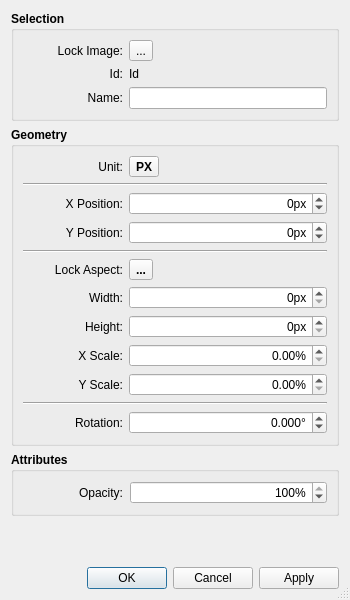
FashionFreedom/Seamly2D, file src/libs/tools/images/image_dialog.ui: the form before one commit.
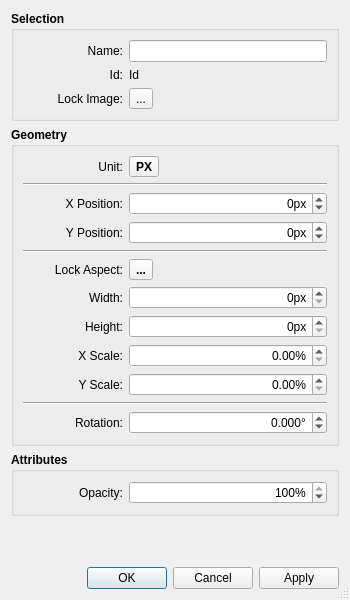
The form after the commit. Icons and pictures are not drawn.

The edit to the form file:
```diff
--- a/src/libs/tools/images/image_dialog.ui
+++ b/src/libs/tools/images/image_dialog.ui
@@ -70,16 +70,8 @@
      <property name="title">
       <string>Selection</string>
      </property>
-     <layout class="QVBoxLayout" name="verticalLayout_5">
-      <item>
-       <layout class="QFormLayout" name="formLayout_2">
-        <property name="labelAlignment">
-         <set>Qt::AlignBottom|Qt::AlignRight|Qt::AlignTrailing</set>
-        </property>
-        <property name="formAlignment">
-         <set>Qt::AlignLeading|Qt::AlignLeft|Qt::AlignVCenter</set>
-        </property>
-        <item row="1" column="0">
+     <layout class="QFormLayout" name="formLayout">
+      <item row="3" column="0">
          <widget class="QLabel" name="id_Label">
           <property name="sizePolicy">
            <sizepolicy hsizetype="Fixed" vsizetype="Preferred">
@@ -107,7 +99,7 @@
           </property>
          </widget>
         </item>
-        <item row="1" column="1">
+      <item row="3" column="1">
          <widget class="QLabel" name="idText_Label">
           <property name="sizePolicy">
            <sizepolicy hsizetype="Preferred" vsizetype="Fixed">
@@ -132,7 +124,7 @@
           </property>
          </widget>
         </item>
-        <item row="2" column="0">
+      <item row="1" column="0">
          <widget class="QLabel" name="name_Label">
           <property name="sizePolicy">
            <sizepolicy hsizetype="Fixed" vsizetype="Preferred">
@@ -166,7 +158,16 @@
           </property>
          </widget>
         </item>
-        <item row="0" column="0">
+      <item row="1" column="1">
+       <widget class="QLineEdit" name="name_LineEdit">
+        <property name="font">
+         <font>
+          <bold>false</bold>
+         </font>
+        </property>
+       </widget>
+      </item>
+      <item row="4" column="0">
          <widget class="QLabel" name="lockImage_Label">
           <property name="sizePolicy">
            <sizepolicy hsizetype="Fixed" vsizetype="Preferred">
@@ -194,7 +195,7 @@
           </property>
          </widget>
         </item>
-        <item row="0" column="1">
+      <item row="4" column="1">
          <widget class="QToolButton" name="lockImage_ToolButton">
           <property name="font">
            <font>
@@ -232,20 +233,6 @@
           </property>
          </widget>
         </item>
-        <item row="2" column="1">
-         <widget class="QLineEdit" name="name_LineEdit">
-          <property name="font">
-           <font>
-            <bold>false</bold>
-           </font>
-          </property>
-         </widget>
-        </item>
-       </layout>
-      </item>
-      <item>
-       <layout class="QHBoxLayout" name="horizontalLayout_3"/>
-      </item>
      </layout>
     </widget>
    </item>
@@ -610,15 +597,7 @@
        </layout>
       </item>
       <item>
-       <layout class="QVBoxLayout" name="verticalLayout_4">
-        <item>
-         <layout class="QFormLayout" name="formLayout_5">
-          <property name="labelAlignment">
-           <set>Qt::AlignBottom|Qt::AlignRight|Qt::AlignTrailing</set>
-          </property>
-          <property name="formAlignment">
-           <set>Qt::AlignLeading|Qt::AlignLeft|Qt::AlignVCenter</set>
-          </property>
+       <layout class="QFormLayout" name="formLayout_2">
           <item row="0" column="0">
            <widget class="QLabel" name="width_Label">
             <property name="sizePolicy">
@@ -883,8 +862,6 @@
           </item>
          </layout>
         </item>
-       </layout>
-      </item>
       <item>
        <widget class="Line" name="line_2">
         <property name="orientation">
@@ -985,18 +962,7 @@
      <property name="title">
       <string>Attributes</string>
      </property>
-     <layout class="QVBoxLayout" name="verticalLayout_2">
-      <property name="spacing">
-       <number>7</number>
-      </property>
-      <item>
-       <layout class="QFormLayout" name="formLayout_7">
-        <property name="labelAlignment">
-         <set>Qt::AlignBottom|Qt::AlignRight|Qt::AlignTrailing</set>
-        </property>
-        <property name="formAlignment">
-         <set>Qt::AlignLeading|Qt::AlignLeft|Qt::AlignVCenter</set>
-        </property>
+     <layout class="QFormLayout" name="formLayout_3">
         <item row="0" column="0">
          <widget class="QLabel" name="opacity_Label">
           <property name="sizePolicy">
@@ -1062,8 +1028,6 @@
          </widget>
         </item>
        </layout>
-      </item>
-     </layout>
     </widget>
    </item>
    <item>
```
Left out of the diff: 2 changed lines with no effect on the pictures. Lines whose indentation alone changed are shown as unchanged.
